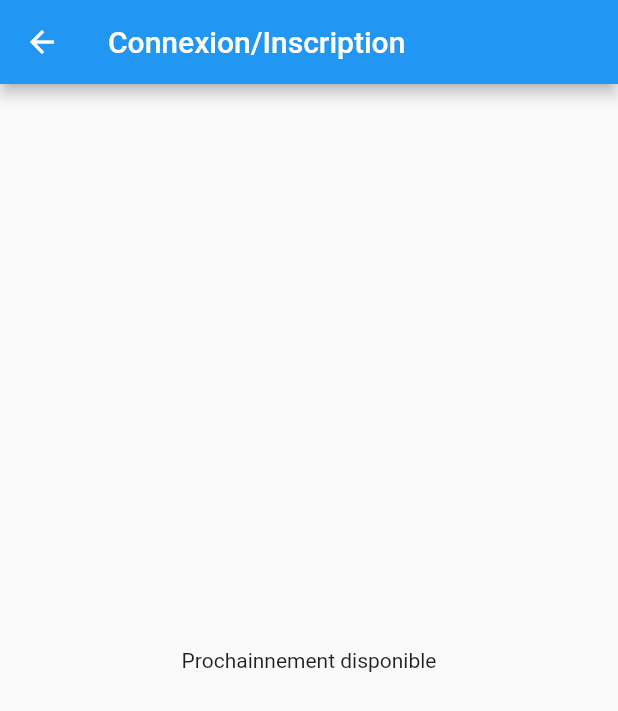
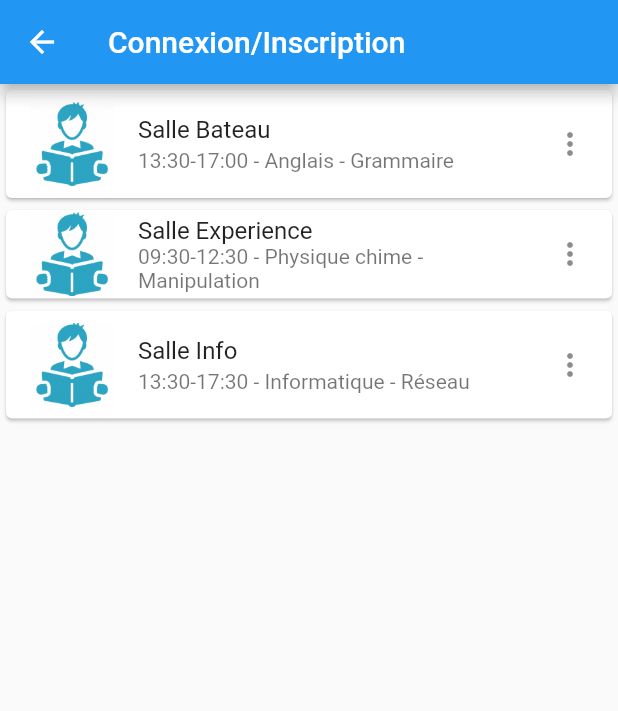
Before and after one commit to llaumegui27/room_manager_front, a Flutter app: the screen it shows after launch, after a tap on "Page de connexion", on a phone screen of 412 x 824 dp. Shown: the top 711 px of the screen. Run offline on Flutter 3.47's test engine with Material 2 defaults, Android fonts, the phone set to English and light mode, and no system bars; our stand-ins replace flutter_svg.

Commit message:
Add page and create room list

```diff
--- a/lib/main.dart
+++ b/lib/main.dart
@@ -1,5 +1,6 @@
 import 'package:flutter/material.dart';
 import 'package:flutter_svg/flutter_svg.dart';
+import 'package:room_manager/pages/home_page.dart';
 
 void main() {
   runApp(const MyApp());
@@ -15,72 +16,3 @@ class MyApp extends StatelessWidget {
     );
   }
 }
-
-class EventPage extends StatelessWidget {
-  const EventPage({Key? key}) : super(key: key);
-
-  @override
-  Widget build(BuildContext context) {
-    return Scaffold(
-      appBar: AppBar(
-        title: const Text("Connexion/Inscription"),
-      ),
-      body: Center(
-        child: const Text("Prochainnement disponible"),
-      )
-    );
-  }
-}
-
-
-class HomePage extends StatelessWidget {
-  const HomePage({
-    super.key,
-  });
-
-  @override
-  Widget build(BuildContext context) {
-    return Scaffold(
-        appBar: AppBar(
-          title: const Text("Room Manager"),
-        ),
-        body: Center(
-            child: Column(
-          mainAxisAlignment: MainAxisAlignment.center,
-          children: [
-            SvgPicture.asset(
-              "assets/images/logo.svg",
-              colorFilter:
-                  const ColorFilter.mode(Colors.blue, BlendMode.srcIn),
-            ),
-            const Text(
-              "Room Manager",
-              style: TextStyle(fontSize: 42, fontFamily: 'Poppins'),
-            ),
-            const Text(
-              "Application de gestion de salles de classes.",
-              style: TextStyle(fontSize: 24),
-              textAlign: TextAlign.center,
-            ),
-            Padding(padding: EdgeInsets.only(top: 20)),
-            ElevatedButton(
-                style: ButtonStyle(
-                  padding: MaterialStatePropertyAll(EdgeInsets.all(10)),
-                  backgroundColor: MaterialStatePropertyAll(Colors.green)
-                ),
-                onPressed: () {
-                  Navigator.push(
-                      context,
-                      PageRouteBuilder(
-                          pageBuilder:( _, __, ___) => EventPage()
-                      )
-                  );
-                },
-                child: const Text("Page de connexion",
-                style: TextStyle(
-                  fontSize: 20
-                )))
-          ],
-        )));
-  }
-}
--- /dev/null
+++ b/lib/pages/event_page.dart
@@ -0,0 +1,63 @@
+import 'package:flutter/material.dart';
+
+
+class EventPage extends StatefulWidget {
+  const EventPage({Key? key}) : super(key: key);
+
+  @override
+  State<EventPage> createState() => _EventPageState();
+}
+
+class _EventPageState extends State<EventPage> {
+  final rooms = [
+    {
+      "name": "Salle Bateau",
+      "heure": "13:30-17:00",
+      "matiere": "Anglais - Grammaire",
+      "logo": "school-logo"
+
+    },
+    {
+      "name": "Salle Experience",
+      "heure": "09:30-12:30",
+      "matiere": "Physique chime - Manipulation",
+      "logo": "school-logo"
+
+    },
+    {
+      "name": "Salle Info",
+      "heure": "13:30-17:30",
+      "matiere": "Informatique - Réseau",
+      "logo": "school-logo"
+
+    },
+  ];
+  @override
+  Widget build(BuildContext context) {
+    return Scaffold(
+      appBar: AppBar(
+        title: const Text("Connexion/Inscription"),
+      ),
+      body: Center(
+        child: ListView.builder(
+          itemCount: rooms.length,
+          itemBuilder: (context, index) {
+            final room = rooms[index];
+            final name = room['name'];
+            final heure = room['heure'];
+            final matiere = room['matiere'];
+            return Card(
+              child: ListTile(
+                leading: Image.asset("assets/images/school-logo.png"),
+                title: Text("$name"),
+                subtitle: Text('$heure - $matiere'),
+                trailing: Icon(Icons.more_vert),
+              ),
+            );
+          },
+
+        ),
+      ),
+    );
+  }
+}
--- /dev/null
+++ b/lib/pages/home_page.dart
@@ -0,0 +1,55 @@
+import 'package:flutter/material.dart';
+import 'package:flutter_svg/flutter_svg.dart';
+
+import 'event_page.dart';
+class HomePage extends StatelessWidget {
+  const HomePage({
+    super.key,
+  });
+
+  @override
+  Widget build(BuildContext context) {
+    return Scaffold(
+        appBar: AppBar(
+          title: const Text("Room Manager"),
+        ),
+        body: Center(
+            child: Column(
+              mainAxisAlignment: MainAxisAlignment.center,
+              children: [
+                SvgPicture.asset(
+                  "assets/images/logo.svg",
+                  colorFilter:
+                  const ColorFilter.mode(Colors.blue, BlendMode.srcIn),
+                ),
+                const Text(
+                  "Room Manager",
+                  style: TextStyle(fontSize: 42, fontFamily: 'Poppins'),
+                ),
+                const Text(
+                  "Application de gestion de salles de classes.",
+                  style: TextStyle(fontSize: 24),
+                  textAlign: TextAlign.center,
+                ),
+                Padding(padding: EdgeInsets.only(top: 20)),
+                ElevatedButton(
+                    style: ButtonStyle(
+                        padding: MaterialStatePropertyAll(EdgeInsets.all(10)),
+                        backgroundColor: MaterialStatePropertyAll(Colors.green)
+                    ),
+                    onPressed: () {
+                      Navigator.push(
+                          context,
+                          PageRouteBuilder(
+                              pageBuilder:( _, __, ___) => EventPage()
+                          )
+                      );
+                    },
+                    child: const Text("Page de connexion",
+                        style: TextStyle(
+                            fontSize: 20
+                        )))
+              ],
+            )));
+  }
+}
```
Also changed, not shown: assets/images/school-logo.png (added).
